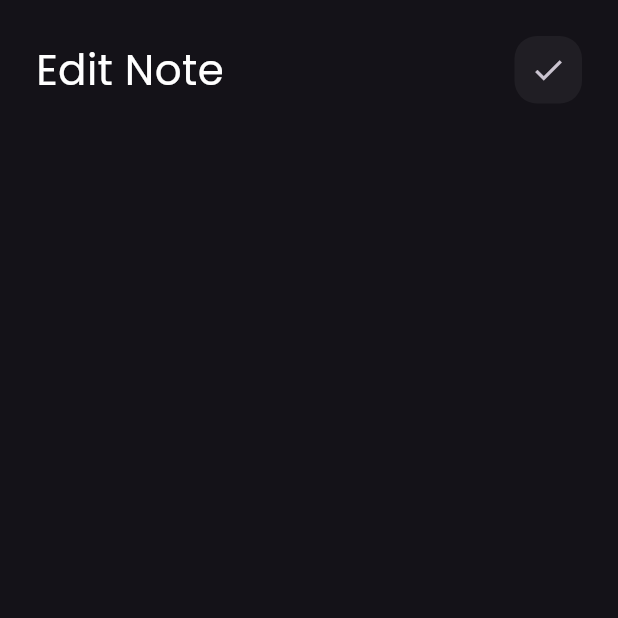
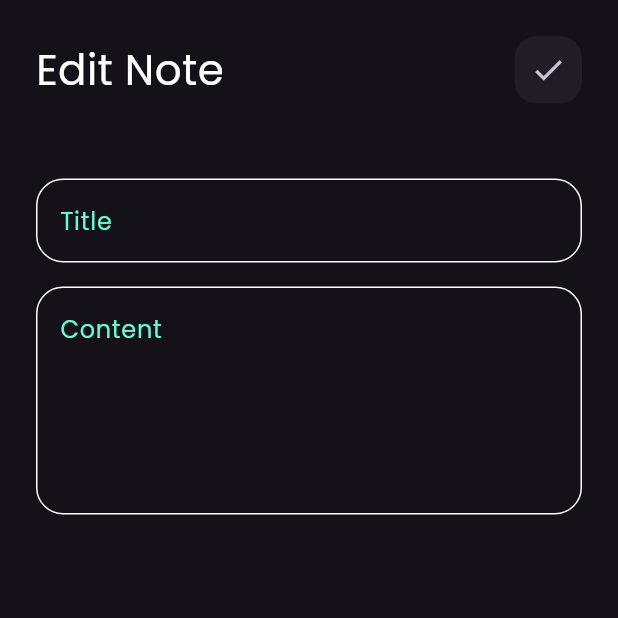
Before and after one commit to Ahmeedkhaled/notes_app, a Flutter app: the EditNoteView screen opened directly, on a phone screen of 412 x 824 dp, the top half of it. Run offline on Flutter 3.47's test engine with Material 3 defaults, Android fonts, the phone set to English and light mode, and no system bars; our stand-ins replace font_awesome_flutter.

Commit message:
edit note view done

```diff
--- a/lib/view/widgets/edit_note_view_body.dart
+++ b/lib/view/widgets/edit_note_view_body.dart
@@ -1,5 +1,6 @@
 import 'package:flutter/material.dart';
 import 'package:project_local_storage/view/widgets/custom_app_bar.dart';
+import 'package:project_local_storage/view/widgets/custom_text_feild.dart';
 
 class EditNoteViewBody extends StatelessWidget {
   const EditNoteViewBody({super.key});
@@ -15,6 +16,17 @@ class EditNoteViewBody extends StatelessWidget {
               title: "Edit Note",
               icon: Icons.check,
             ),
+            SizedBox(
+              height: 50,
+            ),
+            CustomTextField(hintText: "Title"),
+            SizedBox(
+              height: 16,
+            ),
+            CustomTextField(
+              hintText: "Content",
+              maxLines: 5,
+            )
           ],
         ),
       ),
```
